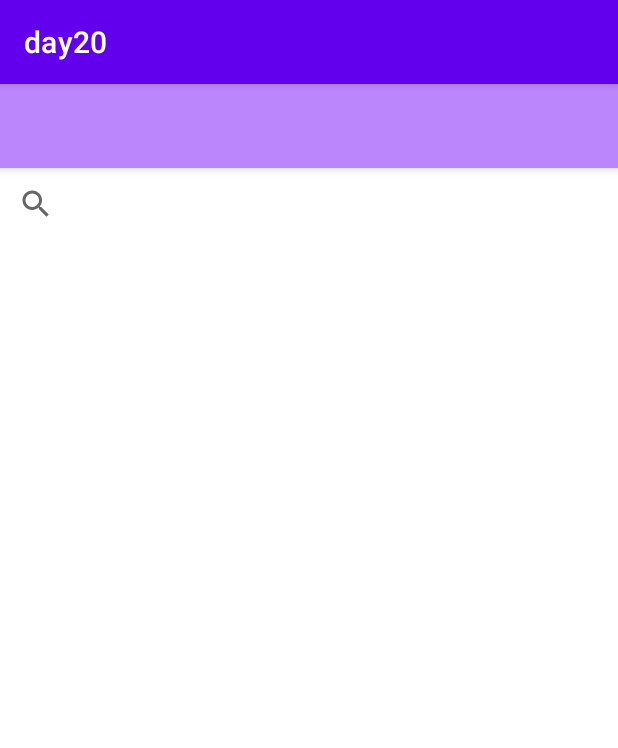
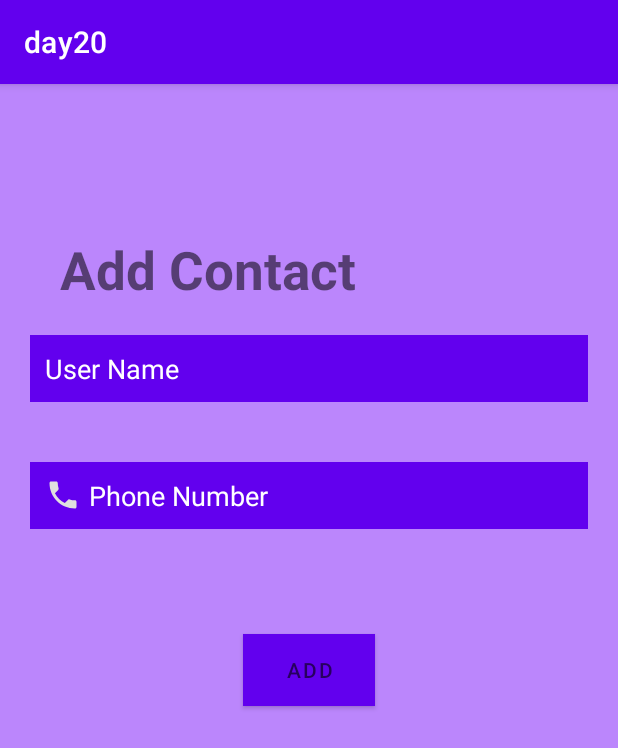
Before and after one commit to in-deep-dive/contact_manager, an Android app: the Wellome screen opened directly, with no data from a screen before it, on a phone screen of 412 x 824 dp. Shown: the top 748 px of the screen. Run offline under Robolectric (Android 15) with nearby library versions, the phone set to English and light mode, and no system bars; our stand-ins replace Firebase (no records; nobody signed in at launch, a user with empty details on screens opened directly).

Commit message:
This project is for example of Binding , Alertdialog , screen logo , Firdatabaes ,

```diff
--- a/app/build.gradle
+++ b/app/build.gradle
@@ -7,7 +7,7 @@ plugins {
 android {
     namespace 'com.example.day20'
     compileSdk 33
-
+    compileSdkPreview "UpsideDownCake"
     defaultConfig {
         applicationId "com.example.day20"
         minSdk 24
@@ -47,6 +47,7 @@ dependencies {
     implementation 'androidx.constraintlayout:constraintlayout:2.1.4'
     implementation 'com.google.firebase:firebase-database-ktx:20.1.0'
     implementation 'androidx.core:core-ktx:1.9.0'
+    implementation 'androidx.core:core-ktx:+'
     testImplementation 'junit:junit:4.13.2'
     androidTestImplementation 'androidx.test.ext:junit:1.1.5'
     androidTestImplementation 'androidx.test.espresso:espresso-core:3.5.1'
--- a/app/src/main/java/com/example/day20/MainActivity.kt
+++ b/app/src/main/java/com/example/day20/MainActivity.kt
@@ -30,6 +30,9 @@ class MainActivity : AppCompatActivity() {
             }.addOnSuccessListener {
                 Toast.makeText(this , "user Register fail" , Toast.LENGTH_SHORT).show()
             }
+            val  wellcome = Intent(this, Wellome::class.java)
+            startActivity(wellcome)
+
         }
         binding.allreadysingin.setOnClickListener {
             val opnenewlogin = Intent(this,  login::class.java)
--- a/app/src/main/java/com/example/day20/user.kt
+++ b/app/src/main/java/com/example/day20/user.kt
@@ -1,5 +1,5 @@
 package com.example.day20
 
-data class user(val name : String, val phnumber : String, val password : String){
+data class user(val name : String, val phnumber : String, val password : String, ){
 
 }
--- /dev/null
+++ b/app/src/main/java/com/example/day20/usertow.kt
@@ -0,0 +1,5 @@
+package com.example.day20
+
+data class usertow(val name : String, val nnumber : String, ){
+
+}
--- a/app/src/main/res/layout/activity_wellome.xml
+++ b/app/src/main/res/layout/activity_wellome.xml
@@ -1,29 +1,54 @@
 <?xml version="1.0" encoding="utf-8"?>
 <LinearLayout xmlns:android="http://schemas.android.com/apk/res/android"
-    android:orientation="vertical" android:layout_width="match_parent"
-    android:layout_height="match_parent">
+    android:layout_width="match_parent"
+    android:layout_height="match_parent"
+    android:background="@color/purple_200"
+    android:orientation="vertical">
 
-    <!-- Toolbar -->
-    <androidx.appcompat.widget.Toolbar
-        android:id="@+id/toolbar"
-        android:layout_width="match_parent"
-        android:layout_height="?attr/actionBarSize"
-        android:background="@color/purple_200"
-        android:elevation="4dp"
-        android:theme="@style/ThemeOverlay.AppCompat.ActionBar" />
+    <TextView
+        android:id="@+id/addconact"
+        android:layout_width="wrap_content"
+        android:layout_height="wrap_content"
+        android:layout_marginLeft="40dp"
+        android:layout_marginTop="100dp"
+        android:text="Add Contact"
+        android:textSize="35dp"
+        android:textStyle="bold" />
 
-    <!-- Search bar -->
-    <androidx.appcompat.widget.SearchView
-        android:id="@+id/search_view"
+    <EditText
+        android:id="@+id/PersonName"
         android:layout_width="match_parent"
         android:layout_height="wrap_content"
-        android:iconifiedByDefault="false"
-        android:queryHint="@string/search_hint" />
+        android:background="@color/purple_500"
+        android:hint="@string/user_name"
+        android:textColorHint="@color/white"
+        android:textColor="@color/white"
+        android:layout_margin="20dp"
+        android:padding="10dp" />
 
-    <!-- Contact list -->
-    <ListView
-        android:id="@+id/contact_list"
+    <EditText
         android:layout_width="match_parent"
-        android:layout_height="match_parent" />
+        android:layout_height="wrap_content"
+        android:background="@color/purple_500"
+        android:hint="Phone Number  "
+        android:textColorHint="@color/white"
+        android:textColor="@color/white"
+        android:layout_margin="20dp"
+        android:id="@+id/phonenumber"
+        android:padding="10dp"
+        android:drawableStart="@drawable/baseline_phone_24"
+        android:drawablePadding="5dp" />
+
+    <Button
+        android:layout_width="wrap_content"
+        android:layout_height="wrap_content"
+        android:layout_marginTop="50dp"
+        android:id="@+id/button"
+        android:layout_gravity="center"
+        android:background="@color/purple_500"
+        android:hint="@string/add"
+        android:textColor="@color/white"
+        />
+
 
 </LinearLayout>
--- a/app/src/main/res/values/strings.xml
+++ b/app/src/main/res/values/strings.xml
@@ -8,4 +8,5 @@
     <string name="singin">sing_in</string>
     <string name="user_name">User Name</string>
     <string name="search_hint">search_hint</string>
+    <string name="add">ADD</string>
 </resources>
--- a/build.gradle
+++ b/build.gradle
@@ -13,5 +13,5 @@ buildscript {
 plugins {
     id 'com.android.application' version '7.4.2' apply false
     id 'com.android.library' version '7.4.2' apply false
-    id 'org.jetbrains.kotlin.android' version '1.8.0' apply false
+    id 'org.jetbrains.kotlin.android' version '1.8.20' apply false
 }
```
Also changed, not shown: app/src/main/java/com/example/day20/Wellome.kt (+33 -0 lines), app/src/main/res/layout/activity_main.xml (+6 -3 lines), app/src/main/res/layout/activity_main2.xml (deleted, +0 -45 lines).
